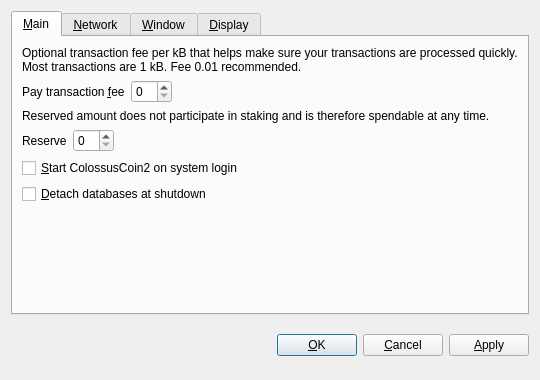
Crestington/Test7, file src/qt/forms/optionsdialog.ui: the form before one commit.
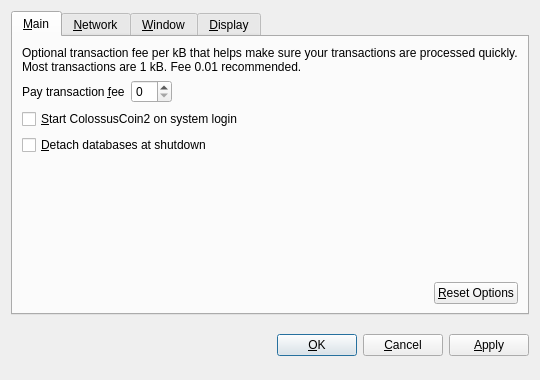
The form after the commit. Custom widgets are drawn as their Qt base class.

```diff
--- a/src/qt/forms/optionsdialog.ui
+++ b/src/qt/forms/optionsdialog.ui
@@ -62,53 +62,7 @@
           <widget class="BitcoinAmountField" name="transactionFee"/>
          </item>
          <item>
-          <spacer name="horizontalSpacerFee">
-           <property name="orientation">
-            <enum>Qt::Horizontal</enum>
-           </property>
-           <property name="sizeHint" stdset="0">
-            <size>
-             <width>40</width>
-             <height>20</height>
-            </size>
-           </property>
-          </spacer>
-         </item>
-        </layout>
-       </item>
-       <item>
-        <widget class="QLabel" name="reserveBalanceInfoLabel">
-         <property name="text">
-          <string>Reserved amount does not participate in staking and is therefore spendable at any time.</string>
-         </property>
-         <property name="textFormat">
-          <enum>Qt::PlainText</enum>
-         </property>
-         <property name="wordWrap">
-          <bool>true</bool>
-         </property>
-        </widget>
-       </item>
-       <item>
-        <layout class="QHBoxLayout" name="horizontalLayoutReserveBalance">
-         <item>
-          <widget class="QLabel" name="reserveBalanceLabel">
-           <property name="text">
-            <string>Reserve</string>
-           </property>
-           <property name="textFormat">
-            <enum>Qt::PlainText</enum>
-           </property>
-           <property name="buddy">
-            <cstring>reserveBalance</cstring>
-           </property>
-          </widget>
-         </item>
-         <item>
-          <widget class="BitcoinAmountField" name="reserveBalance"/>
-         </item>
-         <item>
-          <spacer name="horizontalSpacerReserveBalance">
+          <spacer name="horizontalSpacer_Main">
            <property name="orientation">
             <enum>Qt::Horizontal</enum>
            </property>
@@ -155,6 +109,36 @@
          </property>
         </spacer>
        </item>
+       <item>
+        <layout class="QHBoxLayout" name="horizontalLayout_2_Main">
+         <item>
+          <spacer name="horizontalSpacer_2_Main">
+           <property name="orientation">
+            <enum>Qt::Horizontal</enum>
+           </property>
+           <property name="sizeHint" stdset="0">
+            <size>
+             <width>40</width>
+             <height>20</height>
+            </size>
+           </property>
+          </spacer>
+         </item>
+         <item>
+          <widget class="QPushButton" name="resetButton">
+           <property name="toolTip">
+            <string>Reset all client options to default.</string>
+           </property>
+           <property name="text">
+            <string>&amp;Reset Options</string>
+           </property>
+           <property name="autoDefault">
+            <bool>false</bool>
+           </property>
+          </widget>
+         </item>
+        </layout>
+       </item>
       </layout>
      </widget>
      <widget class="QWidget" name="tabNetwork">
@@ -495,16 +479,16 @@
   </layout>
  </widget>
  <customwidgets>
-  <customwidget>
-   <class>BitcoinAmountField</class>
-   <extends>QSpinBox</extends>
-   <header>bitcoinamountfield.h</header>
-  </customwidget>
   <customwidget>
    <class>QValueComboBox</class>
    <extends>QComboBox</extends>
    <header>qvaluecombobox.h</header>
   </customwidget>
+  <customwidget>
+   <class>BitcoinAmountField</class>
+   <extends>QSpinBox</extends>
+   <header>bitcoinamountfield.h</header>
+  </customwidget>
   <customwidget>
    <class>QValidatedLineEdit</class>
    <extends>QLineEdit</extends>
```
Left out of the diff: 2 changed lines with no effect on the pictures.
